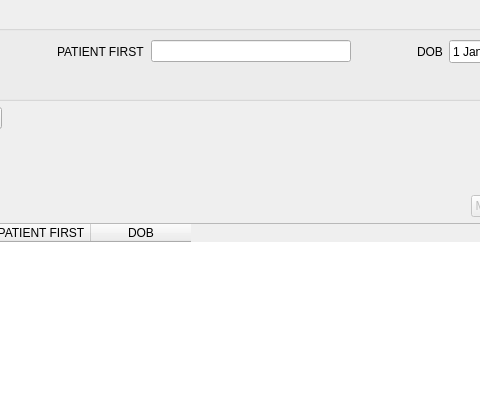
This is src/patientframe.ui in kyledevans/Medicine-Track as Qt 5 draws it before an edit; both pictures show x 321 to 801 and y 0 to 393 of the 888 by 535 pixel window. The edited form follows.
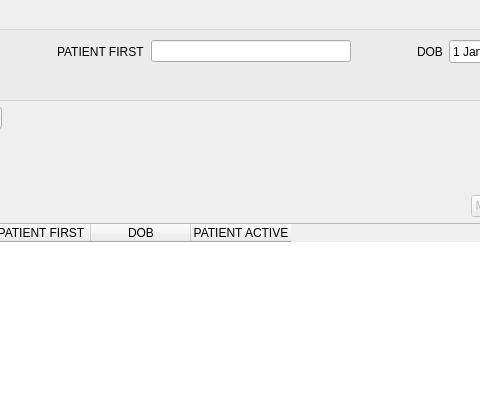
This is the edited form.

Commit message: Making search display indicate status.

```diff
--- a/src/patientframe.ui
+++ b/src/patientframe.ui
@@ -305,7 +305,7 @@
       <bool>true</bool>
      </property>
      <property name="columnCount">
-      <number>5</number>
+      <number>6</number>
      </property>
      <attribute name="horizontalHeaderHighlightSections">
       <bool>false</bool>
@@ -313,6 +313,9 @@
      <attribute name="horizontalHeaderMinimumSectionSize">
       <number>100</number>
      </attribute>
+     <attribute name="verticalHeaderMinimumSectionSize">
+      <number>32</number>
+     </attribute>
      <column>
       <property name="text">
        <string>patients.id</string>
@@ -350,6 +353,14 @@
        <string comment="DOB DISPLAY TOOLTIP">DOB</string>
       </property>
      </column>
+     <column>
+      <property name="text">
+       <string comment="PATIENT ACTIVE DISPLAY LABEL">PATIENT ACTIVE</string>
+      </property>
+      <property name="toolTip">
+       <string comment="PATIENT ACTIVE DISPLAY TOOLTIP">PATIENT ACTIVE</string>
+      </property>
+     </column>
     </widget>
    </item>
   </layout>
```
The commit also changes 6 other files.
